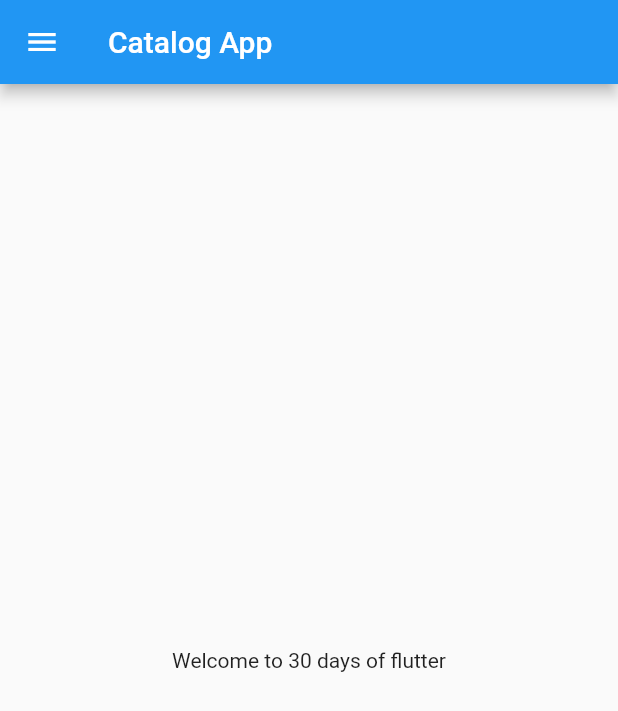
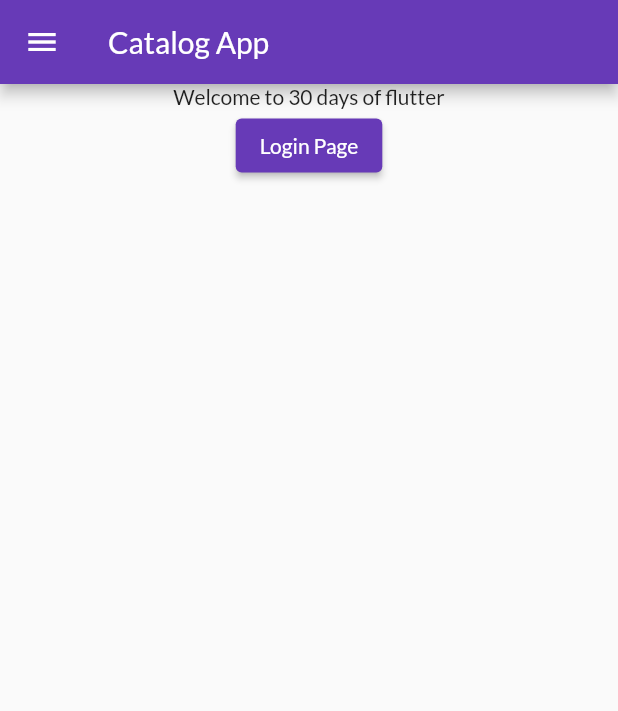
Before and after one commit to ravi000678/flutterprojectdemo, a Flutter app: the screen it shows after launch, on a phone screen of 412 x 824 dp. Shown: the top 711 px of the screen. Run offline on Flutter 3.47's test engine with Material 2 defaults, Android fonts, the phone set to English and light mode, and no system bars; our stand-ins replace google_fonts.

Commit message:
day4 completed

```diff
--- a/project/lib/main.dart
+++ b/project/lib/main.dart
@@ -1,6 +1,7 @@
 import 'package:flutter/material.dart';
 import 'package:project/pages/home_page.dart';
 import 'package:project/pages/login_page.dart';
+import 'package:google_fonts/google_fonts.dart';
 
 void main(List<String> args) {
   runApp(MyApp());
@@ -11,11 +12,17 @@ class MyApp extends StatelessWidget {
   @override
   Widget build(BuildContext context) {
     return MaterialApp(
+      theme: ThemeData(
+        primarySwatch: Colors.deepPurple,
+        fontFamily: GoogleFonts.lato().fontFamily,
+        primaryTextTheme: GoogleFonts.latoTextTheme()
+
+      ),
       debugShowCheckedModeBanner: false,
       // home: HomePage(),
       routes: {
         "/":(context) => HomePage(),
-        "/login":(context) => LoginPage()
+        "/login":(context) => LoginPage(),
       }
 
     );
--- a/project/lib/pages/home_page.dart
+++ b/project/lib/pages/home_page.dart
@@ -12,7 +12,16 @@ class HomePage extends StatelessWidget {
       ),
       body: Center(
         child: Container(
-          child: Text('Welcome to $days days of flutter'),
+          child: Column(
+            children: [
+              Text('Welcome to $days days of flutter'),
+              ElevatedButton(
+                  onPressed: () {
+                    Navigator.pushNamed(context, "/login");
+                  },
+                  child: Text("Login Page"))
+            ],
+          ),
         ),
       ),
       drawer: Drawer(),
--- a/project/pubspec.yaml
+++ b/project/pubspec.yaml
@@ -36,6 +36,7 @@ dependencies:
   # The following adds the Cupertino Icons font to your application.
   # Use with the CupertinoIcons class for iOS style icons.
   cupertino_icons: ^1.0.2
+  google_fonts: ^3.0.1
 
 dev_dependencies:
   flutter_test:
@@ -60,8 +61,8 @@ flutter:
   uses-material-design: true
 
   # To add assets to your application, add an assets section, like this:
-  # assets:
-  #   - images/a_dot_burr.jpeg
+  assets:
+      - assets/images/
   #   - images/a_dot_ham.jpeg
 
   # An image asset can refer to one or more resolution-specific "variants", see
```
Also changed, not shown: project/lib/pages/login_page.dart (+47 -6 lines), project/assets/images/login.png (added), project/pubspec.lock, 10 other files.
